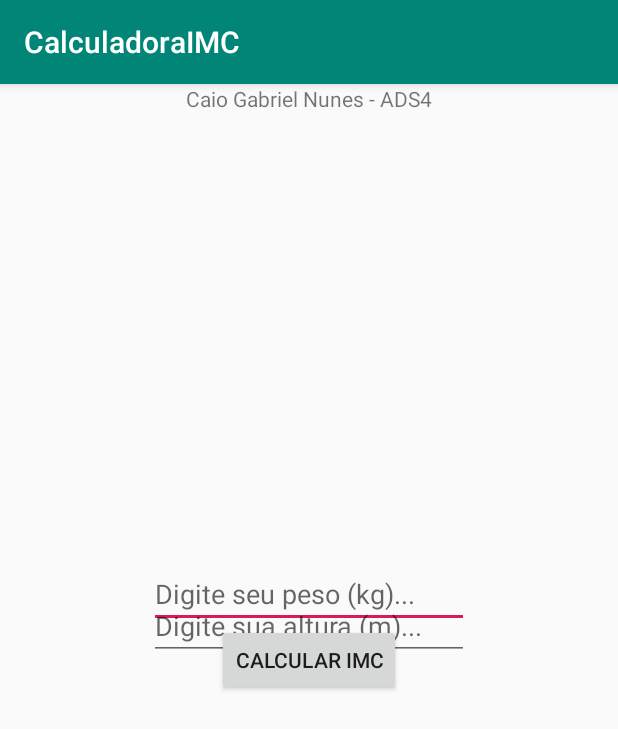
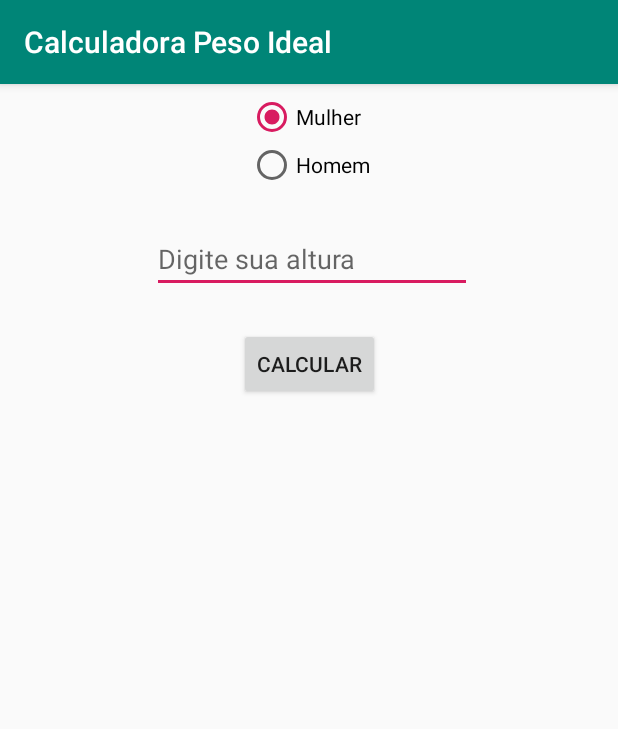
Before and after one commit to CaioGabriel1000/Estudos-Android, an Android app: the screen it shows after launch (MainActivity), on a phone screen of 412 x 824 dp. Shown: the top 729 px of the screen. Run offline under Robolectric (Android 15) with nearby library versions, the phone set to English and light mode, and no system bars.

Commit message:
Calculadora de Peso Ideal

```diff
--- a/app/build.gradle
+++ b/app/build.gradle
@@ -3,7 +3,7 @@ apply plugin: 'com.android.application'
 android {
     compileSdkVersion 28
     defaultConfig {
-        applicationId "com.caiogabrielnunes.calculadoraimc"
+        applicationId "com.caiogabrielnunes.calculadorapesoideal.calculadorapesoideal"
         minSdkVersion 23
         targetSdkVersion 28
         versionCode 1
@@ -20,7 +20,7 @@ android {
 
 dependencies {
     implementation fileTree(dir: 'libs', include: ['*.jar'])
-    implementation 'com.android.support:appcompat-v7:28.0.0-rc02'
+    implementation 'com.android.support:appcompat-v7:28.0.0'
     implementation 'com.android.support.constraint:constraint-layout:1.1.3'
     testImplementation 'junit:junit:4.12'
     androidTestImplementation 'com.android.support.test:runner:1.0.2'
--- a/app/src/main/AndroidManifest.xml
+++ b/app/src/main/AndroidManifest.xml
@@ -1,6 +1,6 @@
 <?xml version="1.0" encoding="utf-8"?>
 <manifest xmlns:android="http://schemas.android.com/apk/res/android"
-    package="com.caiogabrielnunes.calculadoraimc">
+    package="com.caiogabrielnunes.calculadorapesoideal.calculadorapesoideal">
 
     <application
         android:allowBackup="true"
--- /dev/null
+++ b/app/src/main/java/com/caiogabrielnunes/calculadorapesoideal/calculadorapesoideal/MainActivity.java
@@ -0,0 +1,70 @@
+package com.caiogabrielnunes.calculadorapesoideal.calculadorapesoideal;
+
+import android.support.v7.app.AppCompatActivity;
+import android.os.Bundle;
+import android.view.View;
+import android.widget.Button;
+import android.widget.EditText;
+import android.widget.RadioButton;
+import android.widget.Toast;
+
+public class MainActivity extends AppCompatActivity {
+
+    protected RadioButton rbHomem;
+    protected RadioButton rbMulher;
+    protected EditText etAltura;
+    protected Button btnOk;
+
+    @Override
+    protected void onCreate(Bundle savedInstanceState) {
+        super.onCreate(savedInstanceState);
+        setContentView(R.layout.activity_main);
+
+        rbHomem = (RadioButton) findViewById(R.id.rbHomem);
+        rbMulher = (RadioButton) findViewById(R.id.rbMulher);
+        btnOk = (Button) findViewById(R.id.btnOk);
+        etAltura = (EditText) findViewById(R.id.etAltura);
+
+        btnOk.setOnClickListener(new View.OnClickListener() {
+            @Override
+            public void onClick(View v) {
+                float f;
+                int k;
+                if (rbHomem.isChecked()) {
+                    k = 4;
+                    try {
+                        f = Float.parseFloat(etAltura.getText().toString());
+                        f = calcularPesoIdeal(k,f);
+                        Toast.makeText(getBaseContext(), "Peso ideal = " + Float.toString(f),
+                                Toast.LENGTH_LONG).show();
+                    } catch (Exception e) {
+                        Toast.makeText(getBaseContext(), "Você é um homem, mas sua altura é inválida, tente novamente!",
+                                Toast.LENGTH_LONG).show();
+                    }
+                } else if (rbMulher.isChecked()) {
+                    k = 2;
+                    try {
+                        f = Float.parseFloat(etAltura.getText().toString());
+                        f = calcularPesoIdeal(k,f);
+                        Toast.makeText(getBaseContext(), "Peso ideal = " + Float.toString(f),
+                                Toast.LENGTH_LONG).show();
+                    } catch (Exception e) {
+                        Toast.makeText(getBaseContext(), "Você é mulher, mas sua altura é inválida, tente novamente!",
+                                Toast.LENGTH_LONG).show();
+                    }
+                } else {
+                    Toast.makeText(getBaseContext(), "Nenhum valor selecionado, tente novamente!",
+                            Toast.LENGTH_LONG).show();
+                }
+
+            }
+        });
+
+
+    }
+    public float calcularPesoIdeal(int k, float altura) {
+        float resultado = altura - 100;
+        resultado = ((altura - 150) / k) - resultado;
+        return resultado;
+    }
+}
--- a/app/src/main/res/layout/activity_main.xml
+++ b/app/src/main/res/layout/activity_main.xml
@@ -4,56 +4,56 @@
     xmlns:tools="http://schemas.android.com/tools"
     android:layout_width="match_parent"
     android:layout_height="match_parent"
-    tools:context=".MainActivity"
-    tools:layout_editor_absoluteY="81dp">
+    tools:context=".MainActivity">
 
-    <TextView
-        android:id="@+id/textView"
+    <RadioGroup
+        android:id="@+id/radioGroup"
         android:layout_width="wrap_content"
-        android:layout_height="0dp"
-        android:layout_marginBottom="40dp"
-        android:text="Caio Gabriel Nunes - ADS4"
-        app:layout_constraintBottom_toTopOf="@+id/editText1"
+        android:layout_height="wrap_content"
+        android:layout_marginStart="8dp"
+        android:layout_marginTop="6dp"
+        android:layout_marginEnd="8dp"
         app:layout_constraintEnd_toEndOf="parent"
-        app:layout_constraintHorizontal_bias="0.5"
         app:layout_constraintStart_toStartOf="parent"
-        app:layout_constraintTop_toTopOf="parent" />
+        app:layout_constraintTop_toTopOf="parent">
+
+        <RadioButton
+            android:id="@+id/rbMulher"
+            android:layout_width="wrap_content"
+            android:layout_height="wrap_content"
+            android:layout_weight="1"
+            android:checked="true"
+            android:text="Mulher" />
+
+        <RadioButton
+            android:id="@+id/rbHomem"
+            android:layout_width="wrap_content"
+            android:layout_height="wrap_content"
+            android:layout_weight="1"
+            android:text="Homem" />
+    </RadioGroup>
 
     <EditText
-        android:id="@+id/editText1"
+        android:id="@+id/etAltura"
         android:layout_width="wrap_content"
         android:layout_height="wrap_content"
-        android:layout_marginBottom="405dp"
+        android:layout_marginStart="3dp"
+        android:layout_marginTop="24dp"
         android:ems="10"
-        android:hint="@string/lblPeso"
+        android:hint="Digite sua altura"
         android:inputType="numberDecimal"
-        app:layout_constraintBottom_toBottomOf="parent"
         app:layout_constraintEnd_toEndOf="parent"
-        app:layout_constraintHorizontal_bias="0.5"
         app:layout_constraintStart_toStartOf="parent"
-        app:layout_constraintTop_toBottomOf="@+id/textView" />
-
-    <EditText
-        android:id="@+id/editText2"
-        android:layout_width="wrap_content"
-        android:layout_height="wrap_content"
-        android:ems="10"
-        android:hint="@string/lblAltura"
-        android:inputType="numberDecimal"
-        app:layout_constraintBottom_toTopOf="@+id/btnOk"
-        app:layout_constraintEnd_toEndOf="parent"
-        app:layout_constraintHorizontal_bias="0.5"
-        app:layout_constraintStart_toStartOf="parent"
-        app:layout_constraintTop_toBottomOf="@+id/editText1" />
+        app:layout_constraintTop_toBottomOf="@+id/radioGroup" />
 
     <Button
         android:id="@+id/btnOk"
         android:layout_width="wrap_content"
         android:layout_height="wrap_content"
-        android:text="@string/btnOk"
-        app:layout_constraintBottom_toBottomOf="parent"
+        android:layout_marginTop="23dp"
+        android:text="Calcular"
         app:layout_constraintEnd_toEndOf="parent"
         app:layout_constraintHorizontal_bias="0.5"
         app:layout_constraintStart_toStartOf="parent"
-        app:layout_constraintTop_toTopOf="parent" />
+        app:layout_constraintTop_toBottomOf="@+id/etAltura" />
 </android.support.constraint.ConstraintLayout>
--- a/app/src/main/res/values/strings.xml
+++ b/app/src/main/res/values/strings.xml
@@ -1,14 +1,3 @@
 <resources>
-    <string name="app_name">CalculadoraIMC</string>
-    <string name="lblPeso">Digite seu peso (kg)...</string>
-    <string name="lblAltura">Digite sua altura (m)...</string>
-    <string name="btnOk">Calcular IMC</string>
-    <string name="msgErro">Valores inválidos!</string>
-    <string name="msgImcMuitoAbaixoPeso">Muito abaixo do peso!</string>
-    <string name="msgImcAbaixoPeso">Abaixo do peso!</string>
-    <string name="msgImcPesoNormal">Peso normal!</string>
-    <string name="msgImcAcimaPeso">Acima do peso!</string>
-    <string name="msgImcObesidade1">Obesidade 1!</string>
-    <string name="msgImcObesidade2">Obesidade 2 (severa)!</string>
-    <string name="msgImcObesidade3">Obesidade 3 (mórbida)!</string>
+    <string name="app_name">Calculadora Peso Ideal</string>
 </resources>
--- a/build.gradle
+++ b/build.gradle
@@ -7,7 +7,7 @@ buildscript {
         jcenter()
     }
     dependencies {
-        classpath 'com.android.tools.build:gradle:3.2.0-rc02'
+        classpath 'com.android.tools.build:gradle:3.2.0-rc03'
 
 
         // NOTE: Do not place your application dependencies here; they belong
```
Also changed, not shown: app/src/main/java/com/caiogabrielnunes/calculadoraimc/MainActivity.java (deleted, +0 -120 lines), 4 other files.
